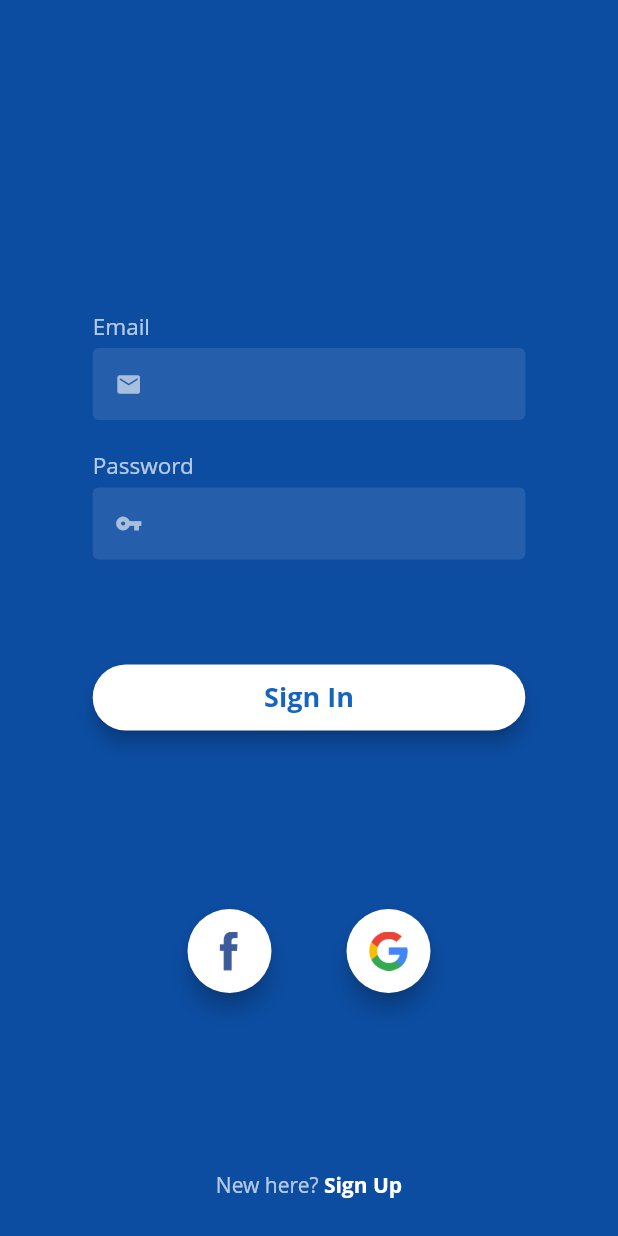
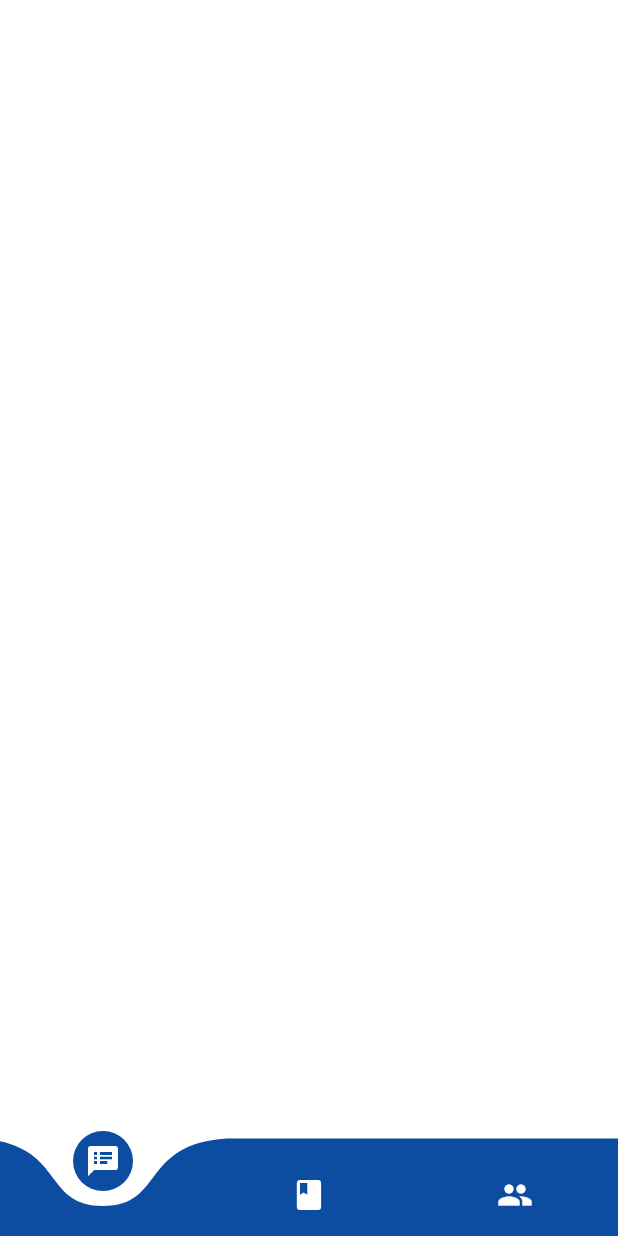
Before and after one commit to top2429/Justclass, a Flutter app: the screen it shows after launch, on a phone screen of 412 x 824 dp. Run offline on Flutter 3.47's test engine with Material 2 defaults, Android fonts, the phone set to English and light mode, and no system bars; our stand-ins replace flutter_spinkit, google_sign_in, shared_preferences; accounts and stored records are empty.

Commit message:
added classScreen, done with teacherFloatingActionButton

```diff
--- a/lib/main.dart
+++ b/lib/main.dart
@@ -2,14 +2,14 @@ import 'package:flutter/material.dart';
 import 'package:justclass/providers/auth.dart';
 import 'package:justclass/providers/class_manager.dart';
 import 'package:justclass/screens/auth_screen.dart';
+import 'package:justclass/screens/class_screen.dart';
 import 'package:justclass/screens/home_screen.dart';
 import 'package:justclass/screens/splash_screen.dart';
 import 'package:justclass/themes.dart';
 import 'package:provider/provider.dart';
 
 void main() {
-  WidgetsFlutterBinding.ensureInitialized();
-
+//  WidgetsFlutterBinding.ensureInitialized();
   runApp(MyApp());
 }
 
@@ -31,9 +31,11 @@ class MyApp extends StatelessWidget {
 //            debugShowCheckedModeBanner: false,
             theme: Themes.forApp,
             home: _buildFirstScreen(auth),
+            initialRoute: ClassScreen.routeName,
             routes: {
               AuthScreen.routeName: (_) => AuthScreen(),
               HomeScreen.routeName: (_) => HomeScreen(),
+              ClassScreen.routeName: (_) => ClassScreen(),
             },
           );
         },
--- a/lib/providers/class_manager.dart
+++ b/lib/providers/class_manager.dart
@@ -28,6 +28,8 @@ class ClassManager with ChangeNotifier {
         return [];
     }
   }
+
+  Class getClass(String cid) => _classes.firstWhere((cls) => cls.cid == cid, orElse: () => null);
 
   Future<void> add(CreateClassFormData data) async {
     try {
--- /dev/null
+++ b/lib/screens/class_screen.dart
@@ -0,0 +1,96 @@
+import 'package:curved_navigation_bar/curved_navigation_bar.dart';
+import 'package:flutter/material.dart';
+import 'package:justclass/providers/class.dart';
+import 'package:justclass/screens/note_screen.dart';
+import 'package:justclass/screens/topic_screen.dart';
+import 'package:justclass/widgets/home_drawer_content.dart';
+import 'package:justclass/widgets/scale_drawer_wrapper.dart';
+import 'package:provider/provider.dart';
+
+import '../themes.dart';
+import 'member_screen.dart';
+
+class ClassScreen extends StatefulWidget {
+  static const routeName = '/class';
+  final Class cls; // cls is class, because class is a keyword in Dart so I cannot use it
+
+  ClassScreen({@required this.cls});
+
+  @override
+  _ClassScreenState createState() => _ClassScreenState();
+}
+
+class _ClassScreenState extends State<ClassScreen> {
+  final _drawer = GlobalKey<ScaleDrawerWrapperState>();
+  int _index = 0;
+
+  final testCls = Class(
+    cid: '0',
+    title: 'KTPM_1234',
+    publicCode: '010ax31',
+    role: ClassRole.OWNER,
+    theme: 0,
+    studentCount: 12,
+    section: 'Môn: Kiến trúc phần mềm',
+  );
+
+  Widget _getScreen(int index) {
+    switch (index) {
+      case 0:
+        return NoteScreen();
+      case 1:
+        return TopicScreen();
+      case 2:
+        return MemberScreen();
+      default:
+        return NoteScreen();
+    }
+  }
+
+  @override
+  Widget build(BuildContext context) {
+    final isPortrait = MediaQuery.of(context).orientation == Orientation.portrait;
+
+    return ChangeNotifierProvider(
+      create: (_) => testCls,
+      child: Consumer<Class>(builder: (_, cls, __) {
+        final color = Themes.forClass(cls.theme).primaryColor;
+        cls.fetchDetails().then((_) => setState(() {}));
+
+        return Scaffold(
+          backgroundColor: color,
+          body: ScaleDrawerWrapper(
+            key: _drawer,
+            drawerContent: HomeDrawerContent(),
+            scaffold: Scaffold(
+              backgroundColor: Colors.transparent,
+              body: Stack(
+                children: <Widget>[
+                  _getScreen(_index),
+                  Positioned(
+                    bottom: 0,
+                    left: 0,
+                    right: 0,
+                    child: CurvedNavigationBar(
+                      color: color,
+                      height: isPortrait ? 65 : 55,
+                      backgroundColor: Colors.transparent,
+                      animationDuration: const Duration(milliseconds: 500),
+                      index: _index,
+                      onTap: (index) => setState(() => this._index = index),
+                      items: [
+                        Icon(Icons.speaker_notes, color: Colors.white),
+                        Icon(Icons.class_, color: Colors.white),
+                        Icon(Icons.people, color: Colors.white),
+                      ],
+                    ),
+                  )
+                ],
+              ),
+            ),
+          ),
+        );
+      }),
+    );
+  }
+}
--- /dev/null
+++ b/lib/screens/note_screen.dart
@@ -0,0 +1,12 @@
+import 'package:flutter/cupertino.dart';
+import 'package:flutter/material.dart';
+
+class NoteScreen extends StatelessWidget {
+  @override
+  Widget build(BuildContext context) {
+    return Scaffold(
+      backgroundColor: Colors.white,
+      body: Container(),
+    );
+  }
+}
--- a/lib/themes.dart
+++ b/lib/themes.dart
@@ -8,6 +8,7 @@ class Themes {
     ClassTheme(
       imageUrl: 'assets/images/themes/theme-00.jpg',
       primaryColor: primaryColor,
+      secondaryColor: Color(0xff1e88e5),
     ),
     ClassTheme(
       imageUrl: 'assets/images/themes/theme-01.jpg',
@@ -46,9 +47,13 @@ class Themes {
 class ClassTheme {
   final String imageUrl;
   final Color primaryColor;
+  final Color secondaryColor;
+  final Color accentColor;
 
   const ClassTheme({
     this.imageUrl,
     this.primaryColor,
+    this.secondaryColor,
+    this.accentColor,
   });
 }
--- a/lib/widgets/scale_drawer_wrapper.dart
+++ b/lib/widgets/scale_drawer_wrapper.dart
@@ -121,7 +121,7 @@ class ScaleDrawerWrapperState extends State<ScaleDrawerWrapper> with SingleTicke
 //                    borderRadius: !_isOffScreen ? BorderRadius.zero : BorderRadius.circular(15),
 //                  child: IgnorePointer(ignoring: !_controller.isDismissed, child: widget.scaffold),
 //                  ),
-                  child: widget.scaffold,
+                  child: ClipRRect(child: widget.scaffold),
                 ),
               ),
               builder: (_, child) {
--- a/pubspec.yaml
+++ b/pubspec.yaml
@@ -25,6 +25,7 @@ dependencies:
   google_sign_in: ^4.4.1
   firebase_auth: ^0.15.5+3
   flutter_spinkit: ^4.1.2
+  curved_navigation_bar: ^0.3.2
 
   # The following adds the Cupertino Icons font to your application.
   # Use with the CupertinoIcons class for iOS style icons.
```
Also changed, not shown: lib/providers/class.dart (+11 -0 lines), lib/screens/home_screen.dart (+3 -4 lines), lib/screens/member_screen.dart (added, +8 -0 lines), lib/screens/teacher_floating_action_button.dart (added, +105 -0 lines), lib/screens/topic_screen.dart (added, +37 -0 lines), lib/utils/api_call.dart (+26 -13 lines), pubspec.lock.
